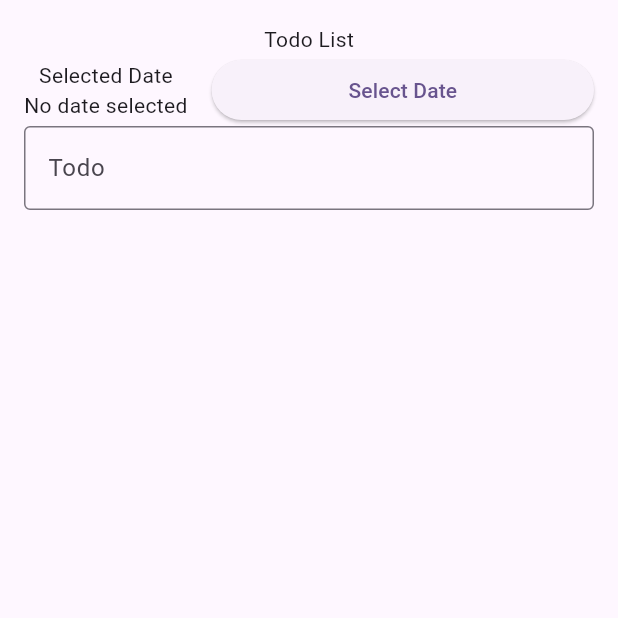
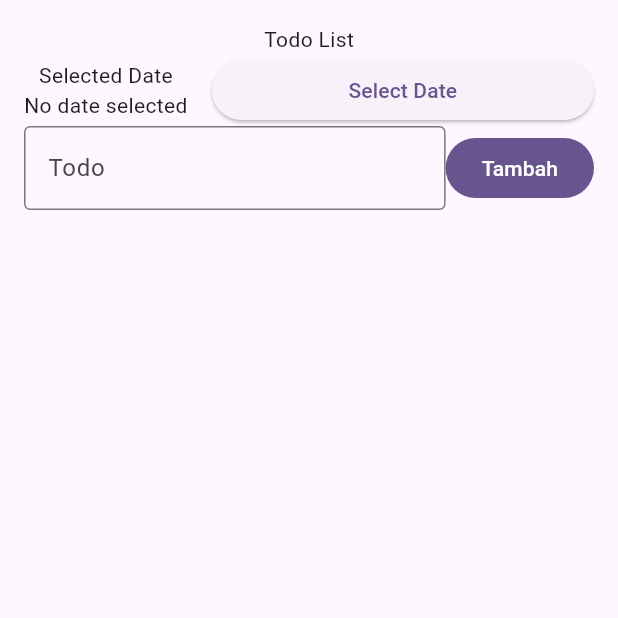
Before and after one commit to nadiacahyadewi/001_TodoBloc, a Flutter app: the TodoPage screen opened directly, on a phone screen of 412 x 824 dp, the top half of it. Run offline on Flutter 3.47's test engine with Material 3 defaults, Android fonts, the phone set to English and light mode, and no system bars; our stand-ins replace bloc, flutter_bloc.

Commit message:
Menambahkan tombol Tambah dengan validasi form

```diff
--- a/lib/presentation/todo_page.dart
+++ b/lib/presentation/todo_page.dart
@@ -77,6 +77,15 @@ class TodoPage extends StatelessWidget {
                         },
                       ),
                     ),
+                    FilledButton(
+                      onPressed: () {
+                        if (_key.currentState!.validate()){
+                          final selectedDate = context.read<TodoBloc>().state;
+
+                        }
+                      },
+                      child: Text('Tambah'),
+                    ),
                   ],
                 ),
               ),
```
